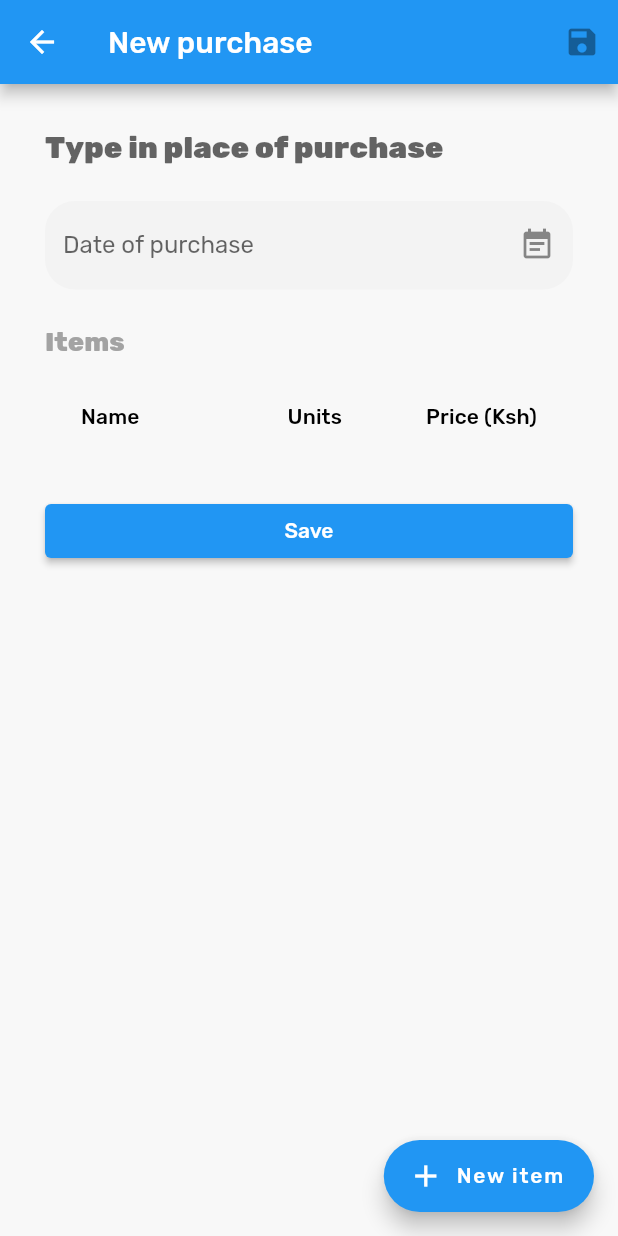
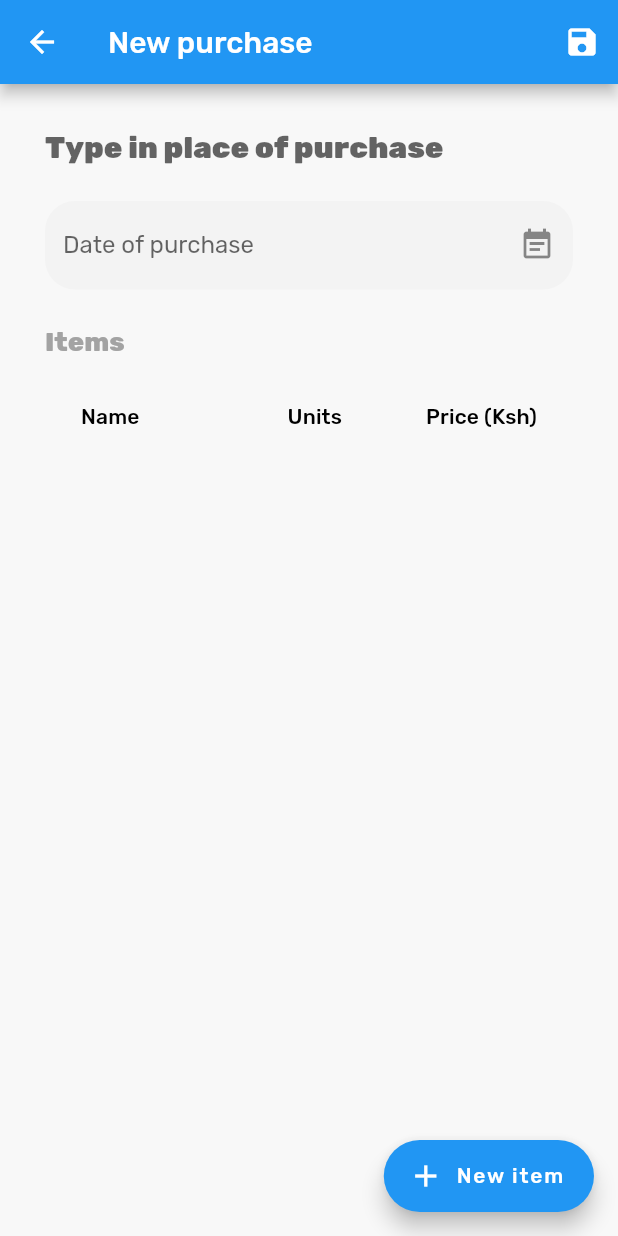
Before and after one commit to sanjeevbishnoi/shilingi, a Flutter app: the NewPurchasePage screen opened by its route, on a phone screen of 412 x 824 dp. Run offline on Flutter 3.47's test engine with Material 2 defaults, Android fonts, the phone set to English and light mode, and no system bars; drawn by our look-alikes of date_field; our stand-ins replace google_fonts, graphql_flutter.

Commit message:
refactor new purchases page

```diff
--- a/app-flutter/lib/src/gql/queries.dart
+++ b/app-flutter/lib/src/gql/queries.dart
@@ -1 +1,14 @@
 import 'package:graphql_flutter/graphql_flutter.dart';
+
+var purchasesQuery = gql(r'''
+    query purchases {
+      purchases {
+        id
+        date
+        vendor {
+          name
+        }
+        total
+      }
+    }
+''');
--- a/app-flutter/lib/src/models/model.dart
+++ b/app-flutter/lib/src/models/model.dart
@@ -43,10 +43,9 @@ class Purchase {
   @JsonKey(toJson: _DateTimeToJson)
   final DateTime date;
   final Vendor vendor;
-  final List<PurchaseItem> items;
+  final List<PurchaseItem>? items;
 
-  const Purchase(
-      {required this.date, required this.vendor, required this.items});
+  const Purchase({required this.date, required this.vendor, this.items});
 
   factory Purchase.fromJson(Map<String, dynamic> json) =>
       _$PurchaseFromJson(json);
--- a/app-flutter/lib/src/pages/new_purchase.dart
+++ b/app-flutter/lib/src/pages/new_purchase.dart
@@ -19,54 +19,6 @@ class NewPurchasePage extends StatefulWidget {
 }
 
 class _NewPurchasePageState extends State<NewPurchasePage> {
-  _BodyState? _bodyState;
-  @override
-  void initState() {
-    super.initState();
-    _bodyState = _BodyState();
-  }
-
-  @override
-  Widget build(BuildContext context) {
-    return Scaffold(
-      appBar: AppBar(
-        title: const Text('New purchase'),
-        actions: const [
-          IconButton(onPressed: null, icon: Icon(Icons.save)),
-        ],
-      ),
-      backgroundColor: const Color(0xFFF8F8F8),
-      resizeToAvoidBottomInset: true,
-      body: _Body(state: _bodyState!),
-      floatingActionButton: FloatingActionButton.extended(
-          icon: const Icon(Icons.add),
-          label: const Text('New item'),
-          onPressed: () {
-            showModalBottomSheet(
-                context: context,
-                isScrollControlled: true,
-                builder: (context) {
-                  return NewItemModalSheet(
-                    addItem: (item) {
-                      _bodyState!.addItem(item);
-                    },
-                  );
-                });
-          }),
-    );
-  }
-}
-
-class _Body extends StatefulWidget {
-  final _BodyState state;
-
-  const _Body({required this.state});
-
-  @override
-  State createState() => state;
-}
-
-class _BodyState extends State<_Body> {
   DateTime? _date;
   String? _vendor;
   final List<PurchaseItem> _items = [];
@@ -74,7 +26,36 @@ class _BodyState extends State<_Body> {
 
   @override
   Widget build(BuildContext context) {
-    return SingleChildScrollView(
+    return Scaffold(
+      appBar: AppBar(
+        title: const Text('New purchase'),
+        actions: [
+          Mutation(
+            options: MutationOptions(document: mutationCreatePurchase),
+            builder: (createPurchase, result) {
+              var loading = false;
+              if (result != null && result.isLoading) {
+                loading = true;
+              }
+
+              return IconButton(
+                onPressed: loading
+                    ? null
+                    : () {
+                        _submit(createPurchase);
+                      },
+                icon: const Icon(
+                  Icons.save,
+                  color: Colors.white,
+                ),
+              );
+            },
+          ),
+        ],
+      ),
+      backgroundColor: const Color(0xFFF8F8F8),
+      resizeToAvoidBottomInset: true,
+      body: SingleChildScrollView(
         child: Padding(
           padding: const EdgeInsets.symmetric(vertical: 18.0, horizontal: 30.0),
           child: Form(
@@ -122,41 +103,27 @@ class _BodyState extends State<_Body> {
                 ),
                 const SizedBox(height: 24.0),
                 _Items(items: _items),
-              const SizedBox(height: 24.0),
-              Mutation(
-                options: MutationOptions(document: mutationCreatePurchase),
-                builder: (createPurchase, result) {
-                  var loading = false;
-                  if (result != null && result.isLoading) {
-                    loading = true;
-                  }
-                  print(result);
-
-                  return ConstrainedBox(
-                    constraints:
-                        const BoxConstraints(minWidth: double.infinity),
-                    child: ElevatedButton(
-                      onPressed: loading
-                          ? null
-                          : () {
-                              _submit(createPurchase);
-                            },
-                      child: Text(loading ? 'Saving...' : 'Save'),
-                    ),
-                  );
-                },
-              ),
               ],
             ),
           ),
         ),
+      ),
+      floatingActionButton: FloatingActionButton.extended(
+          icon: const Icon(Icons.add),
+          label: const Text('New item'),
+          onPressed: () {
+            showModalBottomSheet(
+                context: context,
+                isScrollControlled: true,
+                builder: (context) {
+                  return NewItemModalSheet(
+                    addItem: (item) {
+                      addItem(item);
+                    },
                   );
-  }
-
-  void addItem(PurchaseItem item) {
-    setState(() {
-      _items.add(item);
                 });
+          }),
+    );
   }
 
   void _submit(RunMutation createPurchase) {
@@ -192,6 +159,12 @@ class _BodyState extends State<_Body> {
         createPurchase(<String, dynamic>{"input": data});
       }
     }
+  }
+
+  void addItem(PurchaseItem item) {
+    setState(() {
+      _items.add(item);
+    });
   }
 }
 
```
Also changed, not shown: app-flutter/lib/src/models/model.g.dart. Lines whose indentation alone changed are shown as unchanged.
